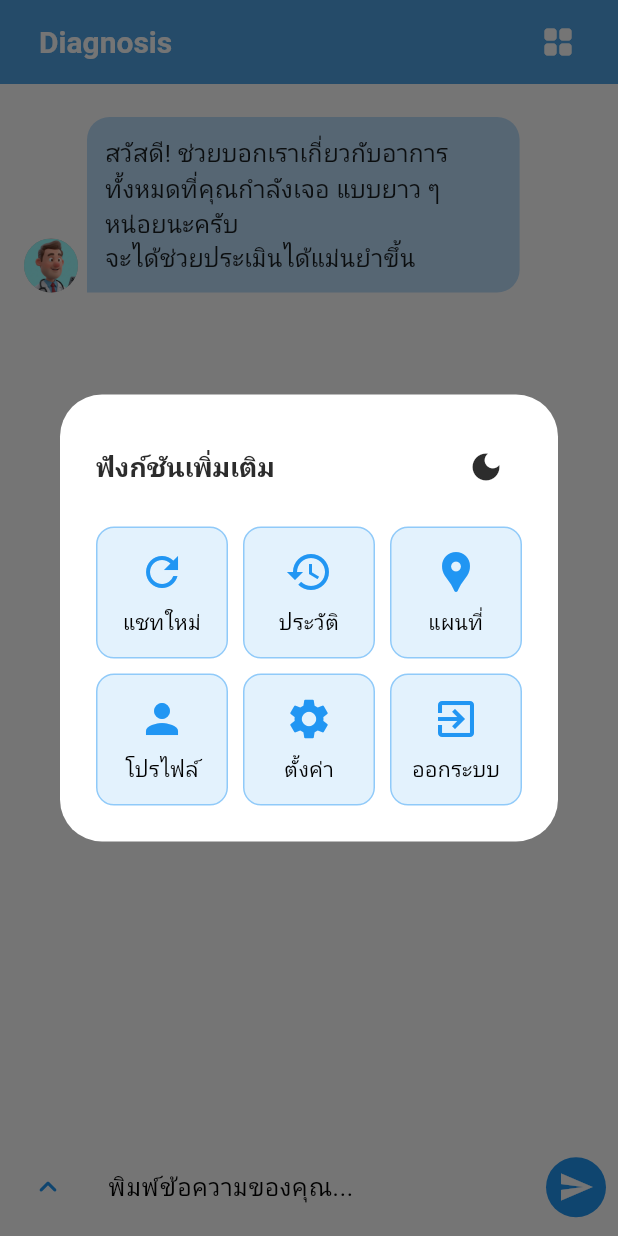
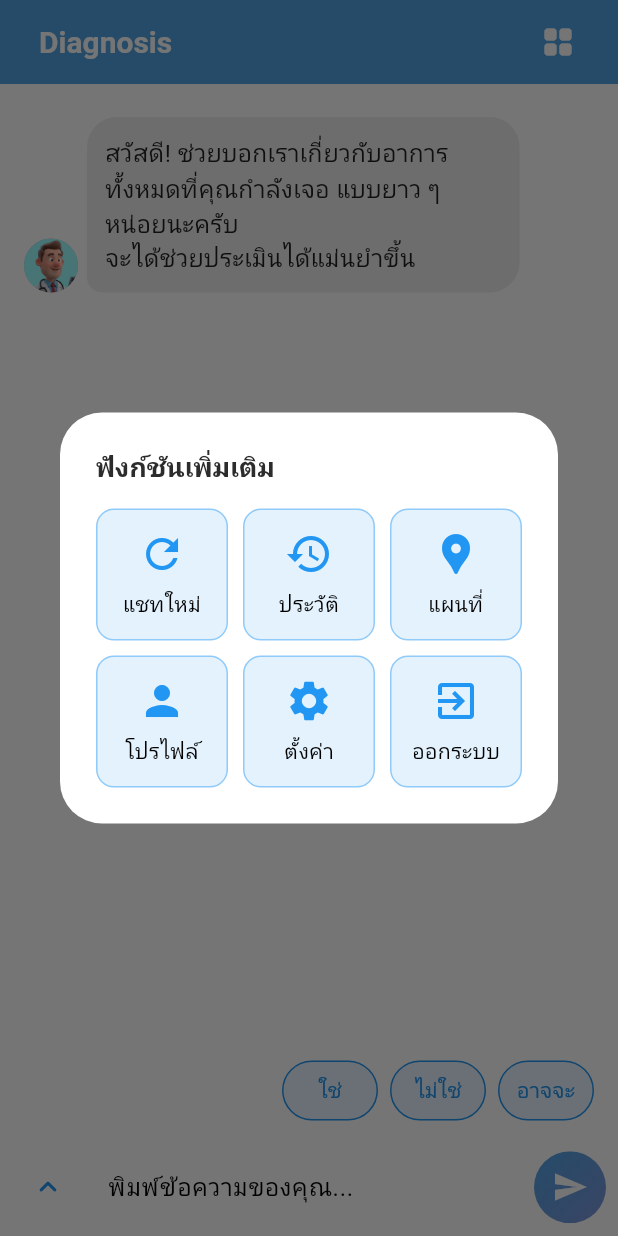
Before and after one commit to kittipongrks/Graduate_Project, a Flutter app: the screen it shows once a user with an empty profile is signed in, after a tap on the "grid view" icon, on a phone screen of 412 x 824 dp. Run offline on Flutter 3.47's test engine with Material 3 defaults, Android fonts, the phone set to English and light mode, and no system bars; our stand-ins replace cloud_firestore, firebase_auth, firebase_core, flutter_dotenv, google_fonts, google_generative_ai; accounts and stored records are empty.

Commit message:
connect user with firebase and infermedica

```diff
--- a/lib/auth/database.dart
+++ b/lib/auth/database.dart
@@ -32,7 +32,7 @@ Future<dynamic> fetchUserInfo() async {
       .get();
 
   final age = calculateAge(doc.data()?['birthdate'] ?? Timestamp.fromDate(DateTime(2000, 1, 1))); // Default is Age 25
-  final gender = doc.data()?['gender'] ?? 'male';
+  final gender = doc.data()?['gender'] ?? 'Male';
   final _foodAllergies = doc.data()?['foodAllergies'] ?? '';
   final _medicalConditions = doc.data()?['medicalConditions'] ?? '';
   print("Current user info: $email, Age: $age");
--- a/lib/pages/chat_diagnosis_page.dart
+++ b/lib/pages/chat_diagnosis_page.dart
@@ -19,28 +19,51 @@ class ChatDiagnosis extends State<ChatDiagnosisPage> {
   late final InfermedicaChatController _controller;
   final TextEditingController _textCtrl = TextEditingController();
   final ScrollController _scrollCtrl = ScrollController();
-  int age = defaultAge;
-  String sex = defaultSex;
+  int? age;
+  String? sex;
+  String? foodAllergies;
+  String? medicalConditions;
+
+  bool _showSuggestionButtons = false;
+
+  bool _isDataLoaded = false;
 
   @override
   void initState() {
     super.initState();
-    _controller = InfermedicaChatController(service: InfermedicaService());
-    _controller.addListener(_onControllerChanged);
-    // Initial greeting
-     _controller.addSystemMessage('สวัสดี! ช่วยบอกเราเกี่ยวกับอาการทั้งหมดที่คุณกำลังเจอ แบบยาว ๆ หน่อยนะครับ \nจะได้ช่วยประเมินได้แม่นยำขึ้น');
     loadUserInfo();
-  }
+    }
 
 
   Future<void> loadUserInfo() async {
+    print("try to load userinfo");
     final document = await fetchUserInfo();
     if (document != null) {
-      setState(() {
-        age = document['age'];
-        sex = document['sex'];
-      });
+      age = document['age'];
+      sex = document['sex'];
+      foodAllergies = document['foodAllergies'];
+      medicalConditions = document['medicalConditions'];
+      print("load UserInfo success and get those stuff $age , $sex , $foodAllergies , $medicalConditions");
+    } else {
+      print("No user data found, using default values.");
+      // ถ้าไม่มีข้อมูลใน Firebase จะใช้ค่าเริ่มต้น
+      age = defaultAge;
+      sex = defaultSex;
     }
+
+    // สร้าง Controller หลังจากที่ age และ sex ถูกกำหนดค่าแล้ว
+    _controller = InfermedicaChatController(
+      service: InfermedicaService(),
+      age: age,
+      sex: sex,
+    );
+    _controller.addListener(_onControllerChanged);
+    _controller.addSystemMessage('สวัสดี! ช่วยบอกเราเกี่ยวกับอาการทั้งหมดที่คุณกำลังเจอ แบบยาว ๆ หน่อยนะครับ \nจะได้ช่วยประเมินได้แม่นยำขึ้น');
+
+    // อัปเดตสถานะเพื่อแสดง UI หลัก
+    setState(() {
+      _isDataLoaded = true;
+    });
   }
 
   @override
@@ -65,10 +88,11 @@ class ChatDiagnosis extends State<ChatDiagnosisPage> {
       }
     });
   }
+  Future<void> _sendQuickresponse()async{
+
+  }
 
   Future<void> _sendCurrentText() async {
-    setState(() {
-    });
     Future.delayed(Duration(milliseconds: 300), () {
       _textCtrl.clear();
       });
@@ -90,13 +114,13 @@ class ChatDiagnosis extends State<ChatDiagnosisPage> {
               style: TextStyle(fontSize: 18, fontWeight: FontWeight.bold),
             ),
             const Spacer(),
-            IconButton(
-              onPressed: (){
-              themeProvider.toggleTheme();
-            },
-              icon: Icon(themeProvider.currentTheme == AppTheme.light
-            ? Icons.light_mode
-            : Icons.dark_mode)),
+            // IconButton(
+            //   onPressed: (){
+            //   themeProvider.toggleTheme();
+            // },
+            //   icon: Icon(themeProvider.currentTheme == AppTheme.light
+            // ? Icons.light_mode
+            // : Icons.dark_mode)),
           ],
         ),
         content: SizedBox(
@@ -220,12 +244,24 @@ class ChatDiagnosis extends State<ChatDiagnosisPage> {
                   itemBuilder: (context, i) {
                     final m = msgs[i]; // ใช้ m = msgs[i] เหมือนเดิม
                     final isMe = m.sender == ChatSender.user; // กำหนด isMe จาก m.sender
-                    final color = switch (m.sender) { // ใช้ color switch เหมือนเดิม
-                      ChatSender.user => Colors.green.shade100, // เปลี่ยนสีตามตัวอย่าง
-                      ChatSender.bot => Colors.blue.shade100, // เปลี่ยนสีตามตัวอย่าง
-                      ChatSender.system => Colors.blue.shade100,
-                      ChatSender.error => Colors.red.shade200,
-                    };
+                    final color = switch (m.sender) {
+                    ChatSender.user => [
+                    const Color(0xFF50A4E4),
+                    const Color(0xFF7F95DB),
+                    ], // User message: Purple-blue gradient
+                    ChatSender.bot => [
+                      Colors.grey[200]!,
+                      Colors.grey[200]!
+                    ], // Bot message: Light grey solid color (you can use a gradient here too)
+                    ChatSender.system => [
+                      Colors.grey[200]!,
+                      Colors.grey[200]!
+                    ], // System message: Yellow solid color
+                    ChatSender.error => [
+                      Colors.red[400]!,
+                      Colors.red[600]!
+                    ], // Error message: Red gradient
+                  };
 
                     return Align(
                       alignment: isMe ? Alignment.centerRight : Alignment.centerLeft,
@@ -248,12 +284,16 @@ class ChatDiagnosis extends State<ChatDiagnosisPage> {
                               constraints: BoxConstraints(maxWidth: MediaQuery.of(context).size.width * 0.7),
                               padding: const EdgeInsets.all(12),
                               decoration: BoxDecoration(
-                                color: color,
+                                gradient: LinearGradient(
+                                    colors: color,
+                                    begin: Alignment.topLeft,
+                                    end: Alignment.bottomRight,
+                                  ),
                                 borderRadius: BorderRadius.only(
-                                  topLeft: const Radius.circular(15),
-                                  topRight: const Radius.circular(15),
-                                  bottomLeft: isMe ? const Radius.circular(15) : Radius.zero,
-                                  bottomRight: isMe ? Radius.zero : const Radius.circular(15),
+                                  topLeft: const Radius.circular(20),
+                                  topRight: const Radius.circular(20),
+                                  bottomLeft: isMe ? const Radius.circular(20) : Radius.circular(10),
+                                  bottomRight: isMe ? Radius.circular(10) : const Radius.circular(20),
                                 ),
                               ),
                               child: Text(
@@ -274,7 +314,32 @@ class ChatDiagnosis extends State<ChatDiagnosisPage> {
                 padding: EdgeInsets.all(8.0),
                 child: CircularProgressIndicator(),
               ),
+              Container(
+                padding: const EdgeInsets.symmetric(horizontal: 16, vertical: 8),
+                child: Row(
+                  mainAxisAlignment: MainAxisAlignment.end, // เพิ่มบรรทัดนี้
+                  children: [
+                    _buildTextButton('ใช่', () {
+                      _textCtrl.text = "ใช่";   // ใส่ค่าลงใน TextField controller
+                      _sendCurrentText();
+                    }),
+                    const SizedBox(width: 8),
+                    _buildTextButton('ไม่ใช่', () {
+                      _textCtrl.text = "ไม่ใช่";   // ใส่ค่าลงใน TextField controller
+                      _sendCurrentText();
+                    }),
+                    const SizedBox(width: 8),
+                    _buildTextButton('อาจจะ', () {
+                      _textCtrl.text = "อาจจะ";   // ใส่ค่าลงใน TextField controller
+                      _sendCurrentText();
+                    }),
+                    // สามารถเพิ่มปุ่มอื่นๆ ที่นี่ได้
+                  ],
+                ),
+              ),
               // Input box
+
+
           Container(
             padding: const EdgeInsets.symmetric(horizontal: 8, vertical: 8),
             decoration: BoxDecoration(
@@ -307,15 +372,25 @@ class ChatDiagnosis extends State<ChatDiagnosisPage> {
                   ),
                 ),
                 const SizedBox(width: 8),
-                CircleAvatar(
-                    backgroundColor: Colors.blue,
+                ClipOval(
+                  child: Container(
+                    width: 48, // กำหนดขนาดที่เหมาะสม
+                    height: 48, // กำหนดขนาดที่เหมาะสม
+                    decoration: const BoxDecoration(
+                      gradient: LinearGradient(
+                        colors: [ Color(0xFF50A4E4), Color(0xFF7F95DB),],
+                        begin: Alignment.topLeft,
+                        end: Alignment.bottomRight,
+                      ),
+                    ),
                     child: IconButton(
                       icon: const Icon(Icons.send, color: Colors.white),
                       onPressed: () {
                         _sendCurrentText();
                       },
                     ),
-                  )
+                  ),
+                )
               ],
             ),
           ),
@@ -399,3 +474,19 @@ void _exitAlertDialog(BuildContext context){
   },
   );
 }
+
+Widget _buildTextButton(String text, VoidCallback onPressed) {
+  return TextButton(
+    onPressed: onPressed,
+    style: TextButton.styleFrom(
+      foregroundColor: Colors.blue, // สีข้อความ
+      padding: const EdgeInsets.symmetric(horizontal: 10, vertical: 8),
+      backgroundColor: Colors.blue.withOpacity(0.1), // สีพื้นหลังจางๆ
+      shape: RoundedRectangleBorder(
+        borderRadius: BorderRadius.circular(20),
+        side: const BorderSide(color: Colors.blue), // เส้นขอบ
+      ),
+    ),
+    child: Text(text),
+  );
+}
--- a/lib/pages/signup_page.dart
+++ b/lib/pages/signup_page.dart
@@ -211,8 +211,8 @@ class _SignUpPageState extends State<SignUpPage> {
                   ),
                 ),
                 items: const [
-                  DropdownMenuItem(value: 'Male', child: Text('Male')),
-                  DropdownMenuItem(value: 'Female', child: Text('Female')),
+                  DropdownMenuItem(value: 'male', child: Text('Male')),
+                  DropdownMenuItem(value: 'female', child: Text('Female')),
                 ],
                 onChanged: (value) {
                   setState(() {
--- a/lib/theme/theme.dart
+++ b/lib/theme/theme.dart
@@ -8,7 +8,7 @@ import 'package:google_fonts/google_fonts.dart';
 
 ThemeData lightThemeData(BuildContext context) {
   return ThemeData.light().copyWith(
-    primaryColor: kPrimaryColor,
+    primaryColor: const Color(0xFF50A4E4),
     scaffoldBackgroundColor: Colors.grey.shade200,
     appBarTheme: appBarTheme,
     iconTheme: const IconThemeData(color: kContentColorLightTheme),
```
Also changed, not shown: lib/controller/callinfermedicaapi.dart (+35 -16 lines), lib/controller/gemini_generate.dart (+35 -2 lines).
